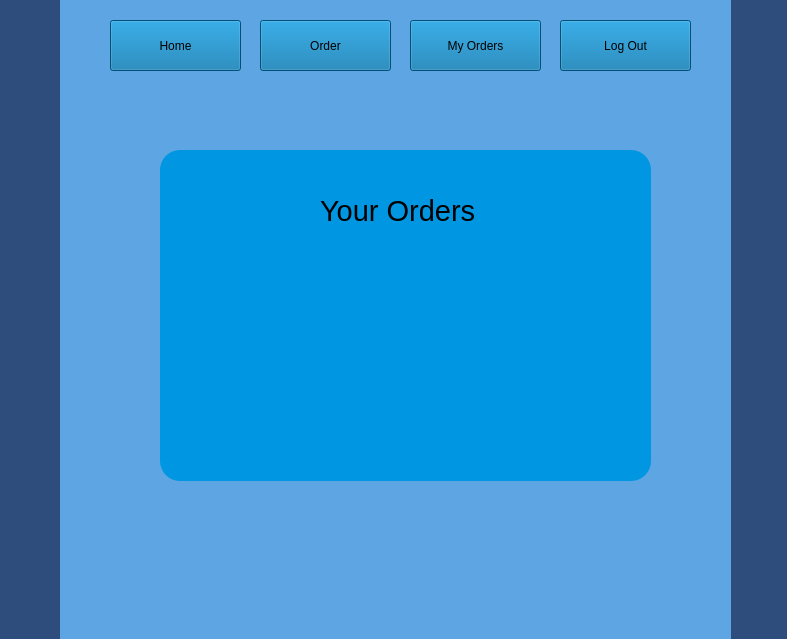
First picture: the form in users.ui, repository MdTeach/KU_EL, before the edit.
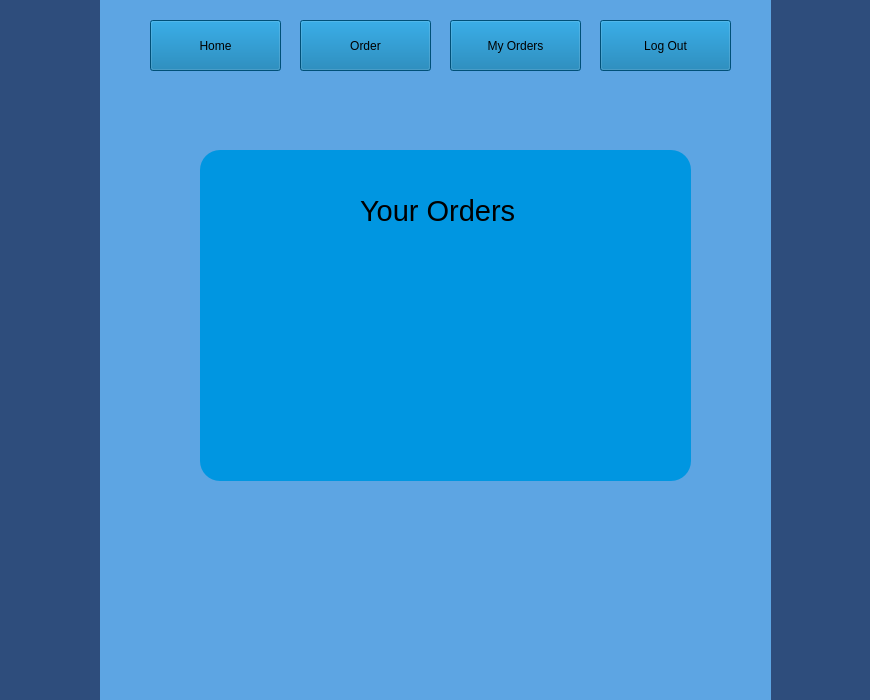
Second picture: the form after the edit. The open tabs and pages were chosen to show the change. Icons and pictures are not drawn.

What changed in the file:
```diff
--- a/users.ui
+++ b/users.ui
@@ -6,8 +6,8 @@
    <rect>
     <x>0</x>
     <y>0</y>
-    <width>787</width>
-    <height>639</height>
+    <width>870</width>
+    <height>700</height>
    </rect>
   </property>
   <property name="windowTitle">
@@ -28,7 +28,7 @@
    <widget class="QPushButton" name="pushButton">
     <property name="geometry">
      <rect>
-      <x>560</x>
+      <x>600</x>
       <y>20</y>
       <width>131</width>
       <height>51</height>
@@ -47,7 +47,7 @@
    <widget class="QStackedWidget" name="userStack">
     <property name="geometry">
      <rect>
-      <x>60</x>
+      <x>100</x>
       <y>0</y>
       <width>671</width>
       <height>701</height>
@@ -202,7 +202,7 @@
    <widget class="QPushButton" name="myOrdersButton">
     <property name="geometry">
      <rect>
-      <x>410</x>
+      <x>450</x>
       <y>20</y>
       <width>131</width>
       <height>51</height>
@@ -221,7 +221,7 @@
    <widget class="QPushButton" name="orderButton">
     <property name="geometry">
      <rect>
-      <x>260</x>
+      <x>300</x>
       <y>20</y>
       <width>131</width>
       <height>51</height>
@@ -240,7 +240,7 @@
    <widget class="QPushButton" name="homeButton">
     <property name="geometry">
      <rect>
-      <x>110</x>
+      <x>150</x>
       <y>20</y>
       <width>131</width>
       <height>51</height>
```
Left out of the diff: 2 changed lines with no effect on the pictures.
